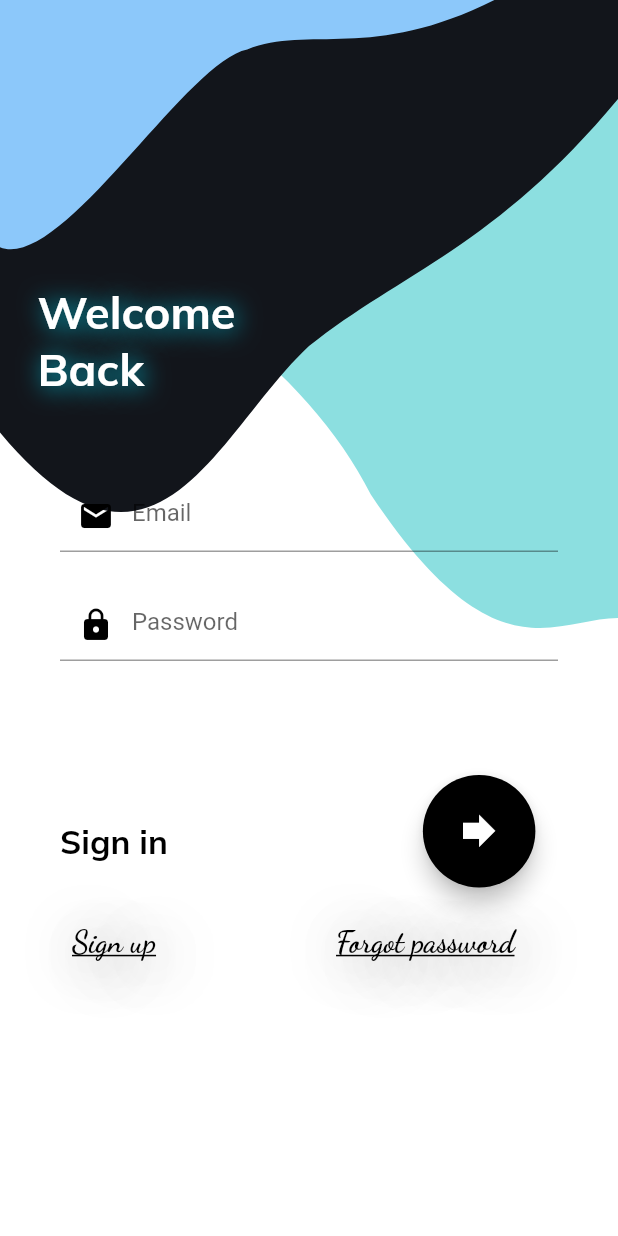
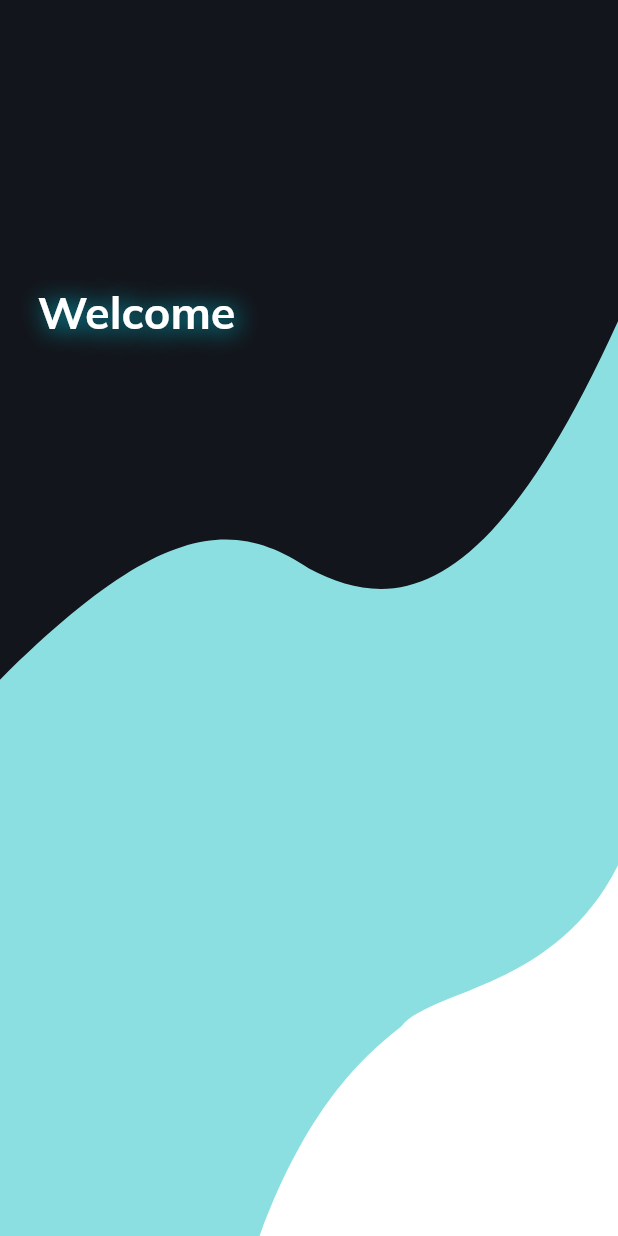
Before and after one commit to AbdennourBenantar/Mimer, a Flutter app: the screen it shows after launch, on a phone screen of 412 x 824 dp. Run offline on Flutter 3.47's test engine with Material 2 defaults, Android fonts, the phone set to English and light mode, and no system bars; our stand-ins replace google_fonts.

Commit message:
Implementing the Signup page

```diff
--- a/lib/homePage.dart
+++ b/lib/homePage.dart
@@ -1,5 +1,6 @@
 import 'package:google_fonts/google_fonts.dart';
 import 'package:flutter/material.dart';
+import 'package:my_vtc/signupPage.dart';
 
 class HomePage extends StatefulWidget {
   @override
@@ -10,10 +11,7 @@ class _HomePageState extends State<HomePage> {
   final _formKey=GlobalKey<FormState>();
   final Map<String,dynamic> loginFormData= {'email':null,'password':null};
   final focusPassword =FocusNode();
-  @override
-  void initState() {
-    super.initState();
-  }
+
 
   @override
   Widget build(BuildContext context) {
@@ -22,8 +20,9 @@ class _HomePageState extends State<HomePage> {
         children: <Widget>[
           CustomPaint(
               painter: BgPainter(),
-              child: new Container(),
-          ),
+              child: new Container(
+                child: Column(
+                  children: <Widget>[
                     Padding(
                       padding: const EdgeInsets.fromLTRB(0,0,230,0),
                       child: Center(
@@ -43,7 +42,7 @@ class _HomePageState extends State<HomePage> {
                       ),
                     ),
                     Padding(
-            padding: const EdgeInsets.fromLTRB(40,320,40,0),
+                      padding: const EdgeInsets.fromLTRB(40,60,40,0),
                       child: Form(
                         key:_formKey ,
                         child: SingleChildScrollView(
@@ -135,7 +134,10 @@ class _HomePageState extends State<HomePage> {
                                           if(_formKey.currentState.validate())
                                           {
                                             _formKey.currentState.save();
-                                  }
+                                            Navigator.pushReplacement(context,
+                                                MaterialPageRoute(
+                                                  builder: (context)=>SignUpPage(),
+                                                ));                                          }
                                         },
                                         child: Icon(Icons.forward),
                                         backgroundColor: Colors.black,
@@ -146,7 +148,16 @@ class _HomePageState extends State<HomePage> {
                               ],
                                 mainAxisAlignment: MainAxisAlignment.start,
                               ),
-                    Row(
+                              SizedBox(height: 20,),
+                            ],
+                          ),
+                        ),
+
+                      ),
+                    ),
+                    Padding(
+                      padding: EdgeInsets.fromLTRB(40, 0, 40, 0),
+                      child: Row(
                         children: <Widget>[
                           Padding(
                             padding: const EdgeInsets.only(left:8.0),
@@ -181,15 +192,13 @@ class _HomePageState extends State<HomePage> {
                               },
                             ),
                           )
-
                         ],
-                      mainAxisAlignment:MainAxisAlignment.start ,
-                    )
+                      ),
+                    ),
                   ],
                 ),
               ),
           ),
-          )
         ],
       )
     );
--- /dev/null
+++ b/lib/signupPage.dart
@@ -0,0 +1,83 @@
+import 'package:flutter/material.dart';
+import 'package:google_fonts/google_fonts.dart';
+
+class SignUpPage extends StatefulWidget {
+  @override
+  _SignUpPageState createState() => _SignUpPageState();
+}
+
+class _SignUpPageState extends State<SignUpPage> {
+  GlobalKey _formKey=new GlobalKey<FormState>();
+  @override
+  Widget build(BuildContext context) {
+    return new Scaffold(
+      body: new Stack(
+        children: <Widget>[
+          CustomPaint(
+            painter: BgPainter(),
+            child: new Container(
+              child: Column(
+                children: <Widget>[
+                  Padding(
+                    padding: EdgeInsets.fromLTRB(0, 0, 230, 0),
+                    child: Center(
+                      child: new Column(
+                        children: <Widget>[
+                          new SizedBox(height: MediaQuery.of(context).size.height*0.23,),
+                          new Text("Welcome",textAlign: TextAlign.left,style: GoogleFonts.muli(fontSize: 30,color: Colors.white,fontWeight: FontWeight.bold,
+                              shadows: [
+                                Shadow(
+                                  blurRadius: 20.0,
+                                  color: Colors.cyan,
+                                  offset: Offset(2.0,1.0),
+                                ),
+                              ]),),
+                        ],
+                      ),
+                    ),
+                  )
+                ],
+              ),
+            ),
+          )
+        ],
+      ),
+    );
+  }
+}
+class BgPainter extends CustomPainter{
+  @override
+  void paint(Canvas canvas, Size size) {
+    final paint = new Paint();
+    paint.color=Colors.white;
+    var rect=Rect.fromLTWH(0.0, 0.0, size.width,size.height);
+    canvas.drawRect(rect, paint);
+
+    //bg paths
+    //path1
+    paint.color = Color.fromRGBO(140, 223, 224, 1);
+    var path=new Path();
+    path.lineTo(0, size.height);
+    path.lineTo(size.width*0.42, size.height);
+    path.cubicTo(size.width*0.5,size.height*0.89,size.width*0.6,size.height*0.85,size.width*0.65,size.height*0.83);
+    path.cubicTo(size.width*0.7,size.height*0.8,size.width*0.9,size.height*0.8,size.width*1,size.height*0.7);
+    path.lineTo(size.width, 0);
+    path.close();
+    canvas.drawPath(path, paint);
+
+    //path2
+    paint.color = Color.fromRGBO(18,21,27, 1);
+    path=new Path();
+    path.lineTo(0, size.height*0.55);
+    path.cubicTo(size.width*0.26,size.height*0.42 , size.width*0.38, size.height*0.42,size.width*0.5, size.height*0.46);
+    path.cubicTo(size.width*0.65,size.height*0.5 , size.width*0.8, size.height*0.48,size.width*1, size.height*0.26);
+    path.lineTo(size.width, 0);
+    path.close();
+    canvas.drawPath(path, paint);
+
+  }
+  @override
+  bool shouldRepaint(CustomPainter oldDelegate) {
+    return true;
+  }
+}
--- a/lib/splashScreen.dart
+++ b/lib/splashScreen.dart
@@ -1,6 +1,7 @@
 import 'package:flutter/cupertino.dart';
 import 'package:flutter/material.dart';
 import 'package:my_vtc/homePage.dart';
+import 'package:my_vtc/signupPage.dart';
 
 class SplashScreenPage extends StatefulWidget{
   @override
@@ -25,7 +26,7 @@ class _SplashScreenState extends State<SplashScreenPage> with SingleTickerProvid
       Duration(seconds: 5),(){
         Navigator.pushReplacement(context,
             MaterialPageRoute(
-              builder: (context)=>HomePage(),
+              builder: (context)=>SignUpPage(),
             ));
     }
     );
```
Lines whose indentation alone changed are shown as unchanged.
